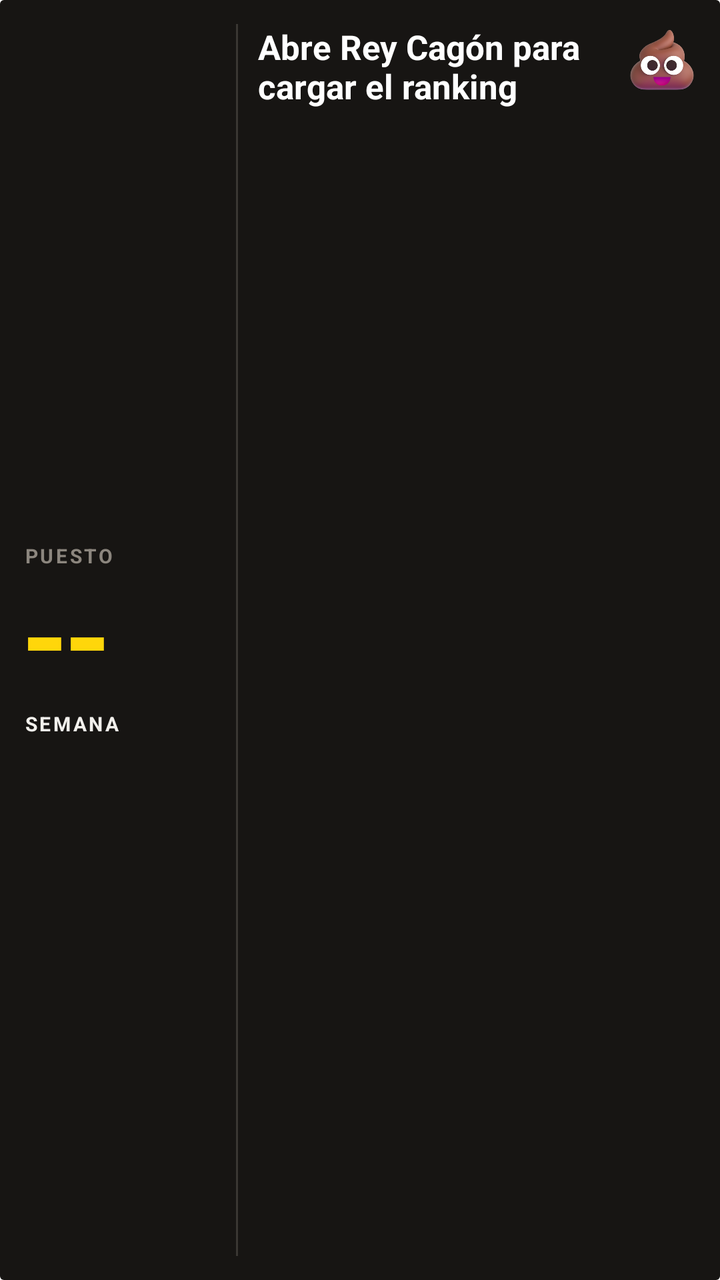
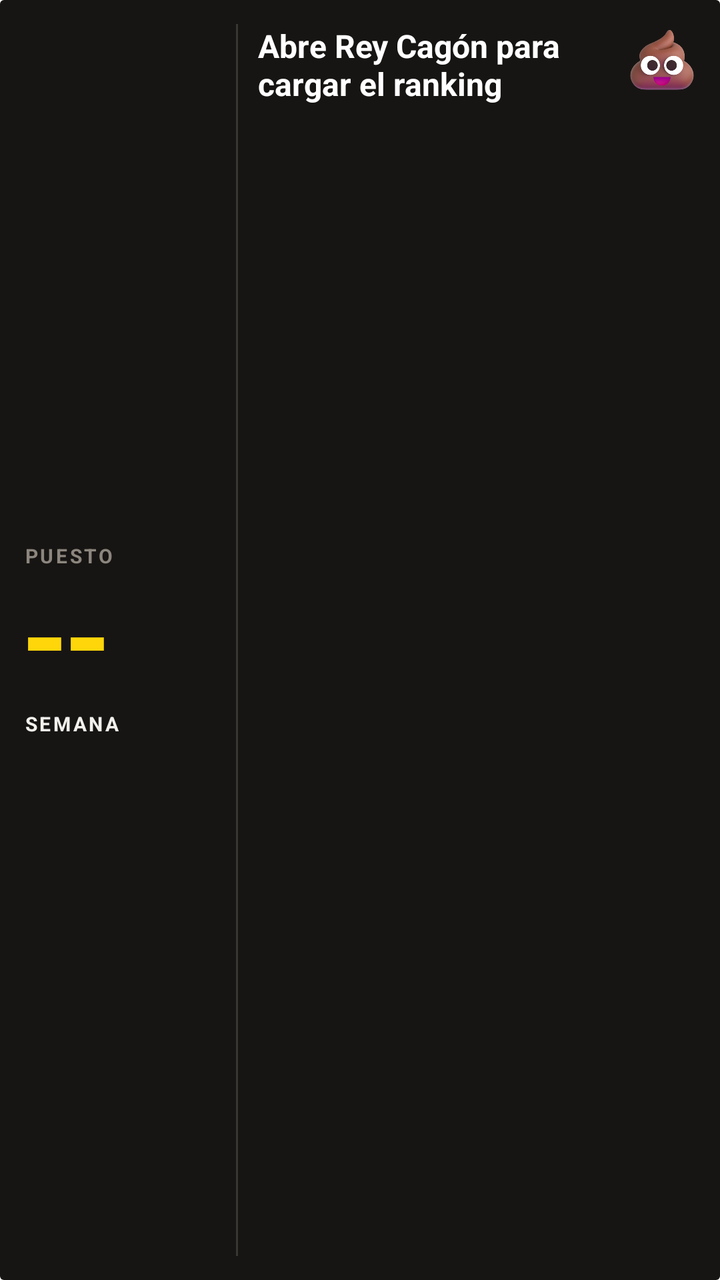

Compare the two renders of this Android layout. The source of the first and the diff that turns it into the second are given below.
<!-- AndroidManifest.xml: fallback theme Theme.MaterialComponents.DayNight.NoActionBar -->
<!-- res/layout/widget_ranking.xml -->
<?xml version="1.0" encoding="utf-8"?>
<LinearLayout xmlns:android="http://schemas.android.com/apk/res/android"
    android:id="@+id/rk_raiz"
    android:layout_width="match_parent"
    android:layout_height="match_parent"
    android:background="@drawable/widget_fondo_negro"
    android:orientation="horizontal"
    android:padding="12dp">

    <LinearLayout
        android:layout_width="96dp"
        android:layout_height="match_parent"
        android:gravity="center_vertical"
        android:orientation="vertical">

        <TextView
            android:id="@+id/rk_titulo"
            android:layout_width="wrap_content"
            android:layout_height="wrap_content"
            android:letterSpacing="0.12"
            android:text="PUESTO"
            android:textColor="#8C867E"
            android:textSize="10sp"
            android:textStyle="bold" />

        <TextView
            android:id="@+id/rk_puesto"
            android:layout_width="wrap_content"
            android:layout_height="wrap_content"
            android:fontFeatureSettings="tnum"
            android:includeFontPadding="false"
            android:letterSpacing="-0.04"
            android:text="--"
            android:textColor="#FFD60A"
            android:textSize="60sp"
            android:textStyle="bold" />

        <TextView
            android:id="@+id/rk_de"
            android:layout_width="wrap_content"
            android:layout_height="wrap_content"
            android:letterSpacing="0.12"
            android:text="SEMANA"
            android:textColor="#F2F0EC"
            android:textSize="10sp"
            android:textStyle="bold" />
    </LinearLayout>

    <FrameLayout
        android:layout_width="1dp"
        android:layout_height="match_parent"
        android:layout_marginHorizontal="10dp"
        android:background="#3A3733" />

    <LinearLayout
        android:layout_width="0dp"
        android:layout_height="match_parent"
        android:layout_weight="1"
        android:orientation="vertical">

        <LinearLayout
            android:layout_width="match_parent"
            android:layout_height="wrap_content"
            android:orientation="horizontal">

            <TextView
                android:id="@+id/rk_frase"
                android:layout_width="0dp"
                android:layout_height="wrap_content"
                android:layout_weight="1"
                android:ellipsize="end"
                android:maxLines="3"
                android:text="Abre Rey Cagón para cargar el ranking"
                android:textColor="#FFFFFF"
                android:textSize="17sp"
                android:textStyle="bold" />

            <ImageView
                android:id="@+id/rk_icono"
                android:layout_width="34dp"
                android:layout_height="34dp"
                android:layout_marginStart="6dp"
                android:contentDescription="Cagué"
                android:src="@drawable/widget_poop" />
        </LinearLayout>

        <FrameLayout
            android:layout_width="match_parent"
            android:layout_height="0dp"
            android:layout_weight="1" />

            <LinearLayout
                android:id="@+id/rk_fila0"
                android:layout_width="match_parent"
                android:layout_height="wrap_content"
                android:layout_marginTop="3dp"
                android:orientation="horizontal"
                android:visibility="gone">

                <TextView
                    android:id="@+id/rk_pos0"
                    android:layout_width="24dp"
                    android:layout_height="wrap_content"
                    android:fontFeatureSettings="tnum"
                    android:textColor="#8C867E"
                    android:textSize="12sp"
                    android:textStyle="bold" />

                <TextView
                    android:id="@+id/rk_nombre0"
                    android:layout_width="0dp"
                    android:layout_height="wrap_content"
                    android:layout_weight="1"
                    android:ellipsize="end"
                    android:maxLines="1"
                    android:textColor="#F2F0EC"
                    android:textSize="13sp" />

                <TextView
                    android:id="@+id/rk_total0"
                    android:layout_width="wrap_content"
                    android:layout_height="wrap_content"
                    android:layout_marginStart="6dp"
                    android:fontFeatureSettings="tnum"
                    android:textColor="#F2F0EC"
                    android:textSize="13sp"
                    android:textStyle="bold" />
            </LinearLayout>

            <LinearLayout
                android:id="@+id/rk_fila1"
                android:layout_width="match_parent"
                android:layout_height="wrap_content"
                android:layout_marginTop="3dp"
                android:orientation="horizontal"
                android:visibility="gone">

                <TextView
                    android:id="@+id/rk_pos1"
                    android:layout_width="24dp"
                    android:layout_height="wrap_content"
                    android:fontFeatureSettings="tnum"
                    android:textColor="#8C867E"
                    android:textSize="12sp"
                    android:textStyle="bold" />

                <TextView
                    android:id="@+id/rk_nombre1"
                    android:layout_width="0dp"
                    android:layout_height="wrap_content"
                    android:layout_weight="1"
                    android:ellipsize="end"
                    android:maxLines="1"
                    android:textColor="#F2F0EC"
                    android:textSize="13sp" />

                <TextView
                    android:id="@+id/rk_total1"
                    android:layout_width="wrap_content"
                    android:layout_height="wrap_content"
                    android:layout_marginStart="6dp"
                    android:fontFeatureSettings="tnum"
                    android:textColor="#F2F0EC"
                    android:textSize="13sp"
                    android:textStyle="bold" />
            </LinearLayout>

            <LinearLayout
                android:id="@+id/rk_fila2"
                android:layout_width="match_parent"
                android:layout_height="wrap_content"
                android:layout_marginTop="3dp"
                android:orientation="horizontal"
                android:visibility="gone">

                <TextView
                    android:id="@+id/rk_pos2"
                    android:layout_width="24dp"
                    android:layout_height="wrap_content"
                    android:fontFeatureSettings="tnum"
                    android:textColor="#8C867E"
                    android:textSize="12sp"
                    android:textStyle="bold" />

                <TextView
                    android:id="@+id/rk_nombre2"
                    android:layout_width="0dp"
                    android:layout_height="wrap_content"
                    android:layout_weight="1"
                    android:ellipsize="end"
                    android:maxLines="1"
                    android:textColor="#F2F0EC"
                    android:textSize="13sp" />

                <TextView
                    android:id="@+id/rk_total2"
                    android:layout_width="wrap_content"
                    android:layout_height="wrap_content"
                    android:layout_marginStart="6dp"
                    android:fontFeatureSettings="tnum"
                    android:textColor="#F2F0EC"
                    android:textSize="13sp"
                    android:textStyle="bold" />
            </LinearLayout>

    </LinearLayout>
</LinearLayout>
<!-- resources referenced by this layout -->
<resources>
  <!-- drawable widget_fondo_negro (drawable) -->
  <?xml version="1.0" encoding="utf-8"?>
  <shape xmlns:android="http://schemas.android.com/apk/res/android" android:shape="rectangle">
      <solid android:color="#171513" />
      <corners android:radius="2dp" />
  </shape>
  <!-- drawable widget_poop: png bitmap (drawable-nodpi, 35754 bytes) -->
</resources>

<!-- the commit's change to res/layout/widget_ranking.xml (unified diff, before → after) -->
@@ -61,6 +61,7 @@
         <LinearLayout
             android:layout_width="match_parent"
             android:layout_height="wrap_content"
+            android:layout_marginBottom="4dp"
             android:orientation="horizontal">
 
             <TextView
@@ -69,10 +70,10 @@
                 android:layout_height="wrap_content"
                 android:layout_weight="1"
                 android:ellipsize="end"
-                android:maxLines="3"
+                android:maxLines="2"
                 android:text="Abre Rey Cagón para cargar el ranking"
                 android:textColor="#FFFFFF"
-                android:textSize="17sp"
+                android:textSize="16sp"
                 android:textStyle="bold" />
 
             <ImageView
@@ -84,10 +85,6 @@
                 android:src="@drawable/widget_poop" />
         </LinearLayout>
 
-        <FrameLayout
-            android:layout_width="match_parent"
-            android:layout_height="0dp"
-            android:layout_weight="1" />
 
             <LinearLayout
                 android:id="@+id/rk_fila0"
@@ -194,6 +191,120 @@
 
                 <TextView
                     android:id="@+id/rk_total2"
+                    android:layout_width="wrap_content"
+                    android:layout_height="wrap_content"
+                    android:layout_marginStart="6dp"
+                    android:fontFeatureSettings="tnum"
+                    android:textColor="#F2F0EC"
+                    android:textSize="13sp"
+                    android:textStyle="bold" />
+            </LinearLayout>
+
+            <LinearLayout
+                android:id="@+id/rk_fila3"
+                android:layout_width="match_parent"
+                android:layout_height="wrap_content"
+                android:layout_marginTop="3dp"
+                android:orientation="horizontal"
+                android:visibility="gone">
+
+                <TextView
+                    android:id="@+id/rk_pos3"
+                    android:layout_width="24dp"
+                    android:layout_height="wrap_content"
+                    android:fontFeatureSettings="tnum"
+                    android:textColor="#8C867E"
+                    android:textSize="12sp"
+                    android:textStyle="bold" />
+
+                <TextView
+                    android:id="@+id/rk_nombre3"
+                    android:layout_width="0dp"
+                    android:layout_height="wrap_content"
+                    android:layout_weight="1"
+                    android:ellipsize="end"
+                    android:maxLines="1"
+                    android:textColor="#F2F0EC"
+                    android:textSize="13sp" />
+
+                <TextView
+                    android:id="@+id/rk_total3"
+                    android:layout_width="wrap_content"
+                    android:layout_height="wrap_content"
+                    android:layout_marginStart="6dp"
+                    android:fontFeatureSettings="tnum"
+                    android:textColor="#F2F0EC"
+                    android:textSize="13sp"
+                    android:textStyle="bold" />
+            </LinearLayout>
+
+            <LinearLayout
+                android:id="@+id/rk_fila4"
+                android:layout_width="match_parent"
+                android:layout_height="wrap_content"
+                android:layout_marginTop="3dp"
+                android:orientation="horizontal"
+                android:visibility="gone">
+
+                <TextView
+                    android:id="@+id/rk_pos4"
+                    android:layout_width="24dp"
+                    android:layout_height="wrap_content"
+                    android:fontFeatureSettings="tnum"
+                    android:textColor="#8C867E"
+                    android:textSize="12sp"
+                    android:textStyle="bold" />
+
+                <TextView
+                    android:id="@+id/rk_nombre4"
+                    android:layout_width="0dp"
+                    android:layout_height="wrap_content"
+                    android:layout_weight="1"
+                    android:ellipsize="end"
+                    android:maxLines="1"
+                    android:textColor="#F2F0EC"
+                    android:textSize="13sp" />
+
+                <TextView
+                    android:id="@+id/rk_total4"
+                    android:layout_width="wrap_content"
+                    android:layout_height="wrap_content"
+                    android:layout_marginStart="6dp"
+                    android:fontFeatureSettings="tnum"
+                    android:textColor="#F2F0EC"
+                    android:textSize="13sp"
+                    android:textStyle="bold" />
+            </LinearLayout>
+
+            <LinearLayout
+                android:id="@+id/rk_fila5"
+                android:layout_width="match_parent"
+                android:layout_height="wrap_content"
+                android:layout_marginTop="3dp"
+                android:orientation="horizontal"
+                android:visibility="gone">
+
+                <TextView
+                    android:id="@+id/rk_pos5"
+                    android:layout_width="24dp"
+                    android:layout_height="wrap_content"
+                    android:fontFeatureSettings="tnum"
+                    android:textColor="#8C867E"
+                    android:textSize="12sp"
+                    android:textStyle="bold" />
+
+                <TextView
+                    android:id="@+id/rk_nombre5"
+                    android:layout_width="0dp"
+                    android:layout_height="wrap_content"
+                    android:layout_weight="1"
+                    android:ellipsize="end"
+                    android:maxLines="1"
+                    android:textColor="#F2F0EC"
+                    android:textSize="13sp" />
+
+                <TextView
+                    android:id="@+id/rk_total5"
                     android:layout_width="wrap_content"
                     android:layout_height="wrap_content"
                     android:layout_marginStart="6dp"
